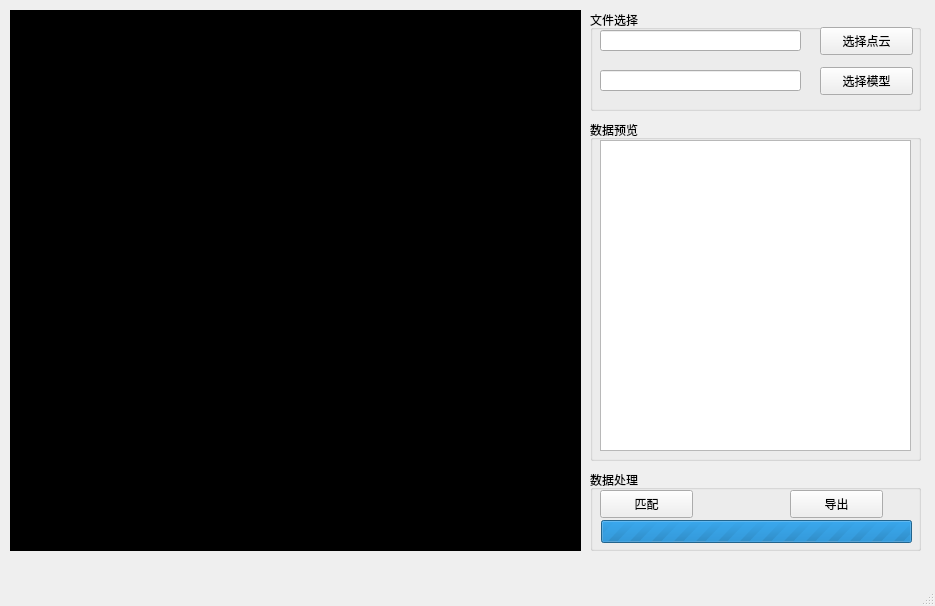
Old version of the form mainwindow.ui in the repository xiamidanjuan/PointCloudMatching.
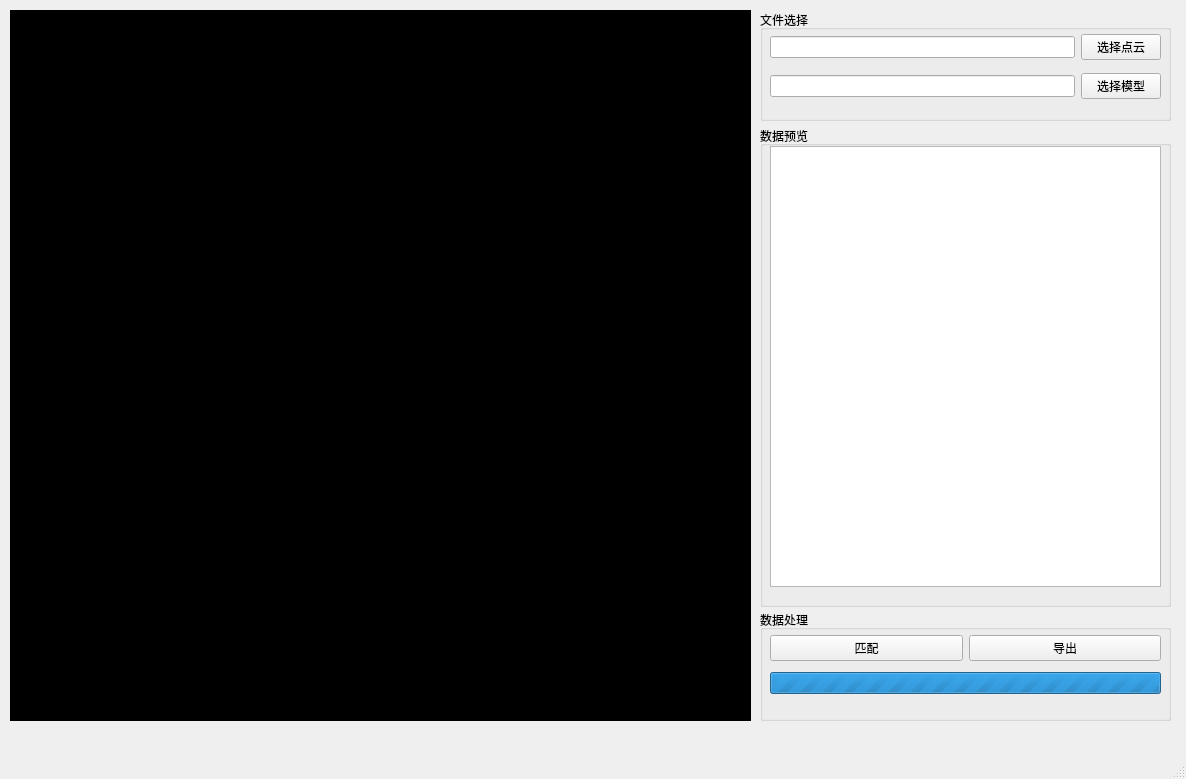
New version of the form.

Diff of the .ui file:
```diff
--- a/mainwindow.ui
+++ b/mainwindow.ui
@@ -6,181 +6,74 @@
    <rect>
     <x>0</x>
     <y>0</y>
-    <width>935</width>
-    <height>606</height>
+    <width>1186</width>
+    <height>779</height>
    </rect>
   </property>
   <property name="windowTitle">
    <string>MainWindow</string>
   </property>
   <widget class="QWidget" name="centralwidget">
-   <widget class="QGraphicsView" name="graphicsView_DispWindow">
-    <property name="geometry">
-     <rect>
-      <x>10</x>
-      <y>10</y>
-      <width>571</width>
-      <height>541</height>
-     </rect>
-    </property>
-    <property name="palette">
-     <palette>
-      <active>
-       <colorrole role="Button">
-        <brush brushstyle="SolidPattern">
-         <color alpha="255">
-          <red>0</red>
-          <green>0</green>
-          <blue>0</blue>
-         </color>
-        </brush>
-       </colorrole>
-       <colorrole role="Base">
-        <brush brushstyle="SolidPattern">
-         <color alpha="255">
-          <red>0</red>
-          <green>0</green>
-          <blue>0</blue>
-         </color>
-        </brush>
-       </colorrole>
-       <colorrole role="Window">
-        <brush brushstyle="SolidPattern">
-         <color alpha="255">
-          <red>0</red>
-          <green>0</green>
-          <blue>0</blue>
-         </color>
-        </brush>
-       </colorrole>
-      </active>
-      <inactive>
-       <colorrole role="Button">
-        <brush brushstyle="SolidPattern">
-         <color alpha="255">
-          <red>0</red>
-          <green>0</green>
-          <blue>0</blue>
-         </color>
-        </brush>
-       </colorrole>
-       <colorrole role="Base">
-        <brush brushstyle="SolidPattern">
-         <color alpha="255">
-          <red>0</red>
-          <green>0</green>
-          <blue>0</blue>
-         </color>
-        </brush>
-       </colorrole>
-       <colorrole role="Window">
-        <brush brushstyle="SolidPattern">
-         <color alpha="255">
-          <red>0</red>
-          <green>0</green>
-          <blue>0</blue>
-         </color>
-        </brush>
-       </colorrole>
-      </inactive>
-      <disabled>
-       <colorrole role="Button">
-        <brush brushstyle="SolidPattern">
-         <color alpha="255">
-          <red>0</red>
-          <green>0</green>
-          <blue>0</blue>
-         </color>
-        </brush>
-       </colorrole>
-       <colorrole role="Base">
-        <brush brushstyle="SolidPattern">
-         <color alpha="255">
-          <red>0</red>
-          <green>0</green>
-          <blue>0</blue>
-         </color>
-        </brush>
-       </colorrole>
-       <colorrole role="Window">
-        <brush brushstyle="SolidPattern">
-         <color alpha="255">
-          <red>0</red>
-          <green>0</green>
-          <blue>0</blue>
-         </color>
-        </brush>
-       </colorrole>
-      </disabled>
-     </palette>
-    </property>
-   </widget>
    <widget class="QGroupBox" name="groupBox">
     <property name="geometry">
      <rect>
-      <x>590</x>
+      <x>760</x>
       <y>10</y>
-      <width>331</width>
-      <height>101</height>
+      <width>411</width>
+      <height>111</height>
      </rect>
     </property>
     <property name="title">
      <string>文件选择</string>
     </property>
-    <widget class="QLineEdit" name="lineEdit_PointCloudFilePath">
+    <widget class="QWidget" name="layoutWidget">
      <property name="geometry">
       <rect>
        <x>10</x>
-       <y>20</y>
-       <width>201</width>
-       <height>21</height>
-      </rect>
-     </property>
-    </widget>
-    <widget class="QLineEdit" name="lineEdit_ModelPath">
-     <property name="geometry">
-      <rect>
-       <x>10</x>
-       <y>60</y>
-       <width>201</width>
-       <height>21</height>
-      </rect>
-     </property>
-    </widget>
-    <widget class="QPushButton" name="pushButton_SelectPointCloud">
-     <property name="geometry">
-      <rect>
-       <x>230</x>
        <y>17</y>
-       <width>93</width>
-       <height>28</height>
+       <width>391</width>
+       <height>81</height>
       </rect>
      </property>
-     <property name="text">
-      <string>选择点云</string>
-     </property>
-    </widget>
-    <widget class="QPushButton" name="pushButton_SelectModel">
-     <property name="geometry">
-      <rect>
-       <x>230</x>
-       <y>57</y>
-       <width>93</width>
-       <height>28</height>
-      </rect>
-     </property>
-     <property name="text">
-      <string>选择模型</string>
-     </property>
+     <layout class="QVBoxLayout" name="verticalLayout">
+      <item>
+       <layout class="QHBoxLayout" name="horizontalLayout">
+        <item>
+         <widget class="QLineEdit" name="lineEdit_PointCloudFilePath"/>
+        </item>
+        <item>
+         <widget class="QPushButton" name="pushButton_SelectPointCloud">
+          <property name="text">
+           <string>选择点云</string>
+          </property>
+         </widget>
+        </item>
+       </layout>
+      </item>
+      <item>
+       <layout class="QHBoxLayout" name="horizontalLayout_2">
+        <item>
+         <widget class="QLineEdit" name="lineEdit_ModelPath"/>
+        </item>
+        <item>
+         <widget class="QPushButton" name="pushButton_SelectModel">
+          <property name="text">
+           <string>选择模型</string>
+          </property>
+         </widget>
+        </item>
+       </layout>
+      </item>
+     </layout>
     </widget>
    </widget>
    <widget class="QGroupBox" name="groupBox_2">
     <property name="geometry">
      <rect>
-      <x>590</x>
-      <y>120</y>
-      <width>331</width>
-      <height>341</height>
+      <x>760</x>
+      <y>126</y>
+      <width>411</width>
+      <height>481</height>
      </rect>
     </property>
     <property name="title">
@@ -191,8 +84,8 @@
       <rect>
        <x>10</x>
        <y>20</y>
-       <width>311</width>
-       <height>311</height>
+       <width>391</width>
+       <height>441</height>
       </rect>
      </property>
     </widget>
@@ -200,57 +93,162 @@
    <widget class="QGroupBox" name="groupBox_3">
     <property name="geometry">
      <rect>
-      <x>590</x>
-      <y>470</y>
-      <width>331</width>
-      <height>81</height>
+      <x>760</x>
+      <y>610</y>
+      <width>411</width>
+      <height>111</height>
      </rect>
     </property>
     <property name="title">
      <string>数据处理</string>
     </property>
-    <widget class="QPushButton" name="pushButton_CPMatch">
+    <widget class="QWidget" name="layoutWidget">
      <property name="geometry">
       <rect>
        <x>10</x>
        <y>20</y>
-       <width>93</width>
-       <height>28</height>
+       <width>391</width>
+       <height>71</height>
       </rect>
      </property>
-     <property name="text">
-      <string>匹配</string>
-     </property>
+     <layout class="QVBoxLayout" name="verticalLayout_2">
+      <item>
+       <layout class="QHBoxLayout" name="horizontalLayout_3">
+        <item>
+         <widget class="QPushButton" name="pushButton_CPMatch">
+          <property name="text">
+           <string>匹配</string>
+          </property>
+         </widget>
+        </item>
+        <item>
+         <widget class="QPushButton" name="pushButton_DataExport">
+          <property name="text">
+           <string>导出</string>
+          </property>
+         </widget>
+        </item>
+       </layout>
+      </item>
+      <item>
+       <widget class="QProgressBar" name="progressBar_MatchingProgress">
+        <property name="maximum">
+         <number>0</number>
+        </property>
+        <property name="value">
+         <number>0</number>
+        </property>
+       </widget>
+      </item>
+     </layout>
     </widget>
-    <widget class="QPushButton" name="pushButton_DataExport">
-     <property name="geometry">
-      <rect>
-       <x>200</x>
-       <y>20</y>
-       <width>93</width>
-       <height>28</height>
-      </rect>
-     </property>
-     <property name="text">
-      <string>导出</string>
-     </property>
-    </widget>
-    <widget class="QProgressBar" name="progressBar_MatchingProgress">
-     <property name="geometry">
-      <rect>
-       <x>11</x>
-       <y>50</y>
-       <width>311</width>
-       <height>23</height>
-      </rect>
-     </property>
-     <property name="maximum">
-      <number>0</number>
-     </property>
-     <property name="value">
-      <number>0</number>
-     </property>
-    </widget>
+   </widget>
+   <widget class="QWidget" name="gridLayoutWidget">
+    <property name="geometry">
+     <rect>
+      <x>10</x>
+      <y>10</y>
+      <width>741</width>
+      <height>711</height>
+     </rect>
+    </property>
+    <layout class="QGridLayout" name="gridLayout">
+     <item row="0" column="0">
+      <widget class="QGraphicsView" name="graphicsView_DispWindow">
+       <property name="palette">
+        <palette>
+         <active>
+          <colorrole role="Button">
+           <brush brushstyle="SolidPattern">
+            <color alpha="255">
+             <red>0</red>
+             <green>0</green>
+             <blue>0</blue>
+            </color>
+           </brush>
+          </colorrole>
+          <colorrole role="Base">
+           <brush brushstyle="SolidPattern">
+            <color alpha="255">
+             <red>0</red>
+             <green>0</green>
+             <blue>0</blue>
+            </color>
+           </brush>
+          </colorrole>
+          <colorrole role="Window">
+           <brush brushstyle="SolidPattern">
+            <color alpha="255">
+             <red>0</red>
+             <green>0</green>
+             <blue>0</blue>
+            </color>
+           </brush>
+          </colorrole>
+         </active>
+         <inactive>
+          <colorrole role="Button">
+           <brush brushstyle="SolidPattern">
+            <color alpha="255">
+             <red>0</red>
+             <green>0</green>
+             <blue>0</blue>
+            </color>
+           </brush>
+          </colorrole>
+          <colorrole role="Base">
+           <brush brushstyle="SolidPattern">
+            <color alpha="255">
+             <red>0</red>
+             <green>0</green>
+             <blue>0</blue>
+            </color>
+           </brush>
+          </colorrole>
+          <colorrole role="Window">
+           <brush brushstyle="SolidPattern">
+            <color alpha="255">
+             <red>0</red>
+             <green>0</green>
+             <blue>0</blue>
+            </color>
+           </brush>
+          </colorrole>
+         </inactive>
+         <disabled>
+          <colorrole role="Button">
+           <brush brushstyle="SolidPattern">
+            <color alpha="255">
+             <red>0</red>
+             <green>0</green>
+             <blue>0</blue>
+            </color>
+           </brush>
+          </colorrole>
+          <colorrole role="Base">
+           <brush brushstyle="SolidPattern">
+            <color alpha="255">
+             <red>0</red>
+             <green>0</green>
+             <blue>0</blue>
+            </color>
+           </brush>
+          </colorrole>
+          <colorrole role="Window">
+           <brush brushstyle="SolidPattern">
+            <color alpha="255">
+             <red>0</red>
+             <green>0</green>
+             <blue>0</blue>
+            </color>
+           </brush>
+          </colorrole>
+         </disabled>
+        </palette>
+       </property>
+      </widget>
+     </item>
+    </layout>
    </widget>
   </widget>
   <widget class="QMenuBar" name="menubar">
```
Left out of the diff: 2 changed lines with no effect on the pictures.
